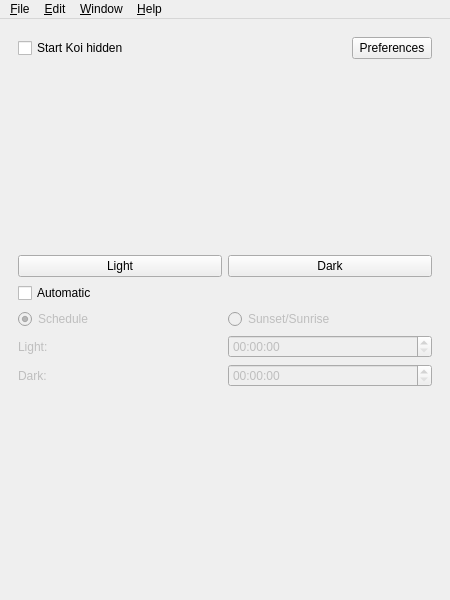
First picture: the form in src/ui/mainwindow.ui, repository baduhai/Koi, before the edit.
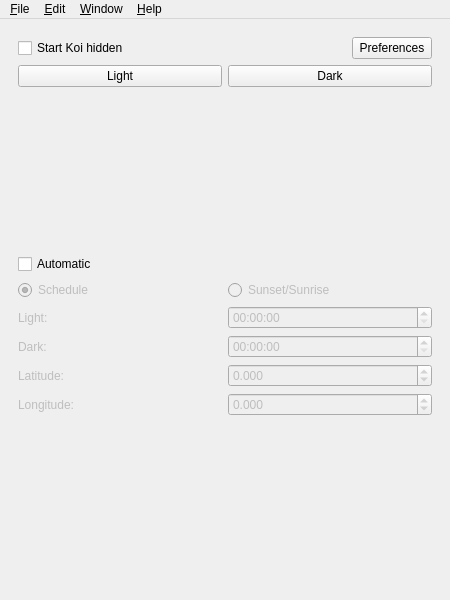
Second picture: the form after the edit. Icons and pictures are not drawn. Custom widgets are drawn as their Qt base class.

Commit message: Prepare GUI for sunrise/set schedule

Patch:
```diff
--- a/src/ui/mainwindow.ui
+++ b/src/ui/mainwindow.ui
@@ -19,73 +19,16 @@
   </property>
   <widget class="QWidget" name="centralwidget">
    <layout class="QGridLayout" name="gridLayout">
-    <item row="0" column="0">
+    <item row="2" column="0">
+     <widget class="KMessageWidget" name="resMsg"/>
+    </item>
+    <item row="1" column="0">
      <widget class="QStackedWidget" name="mainStack">
       <property name="currentIndex">
        <number>0</number>
       </property>
       <widget class="QWidget" name="mainPage">
        <layout class="QGridLayout" name="gridLayout_2">
-        <item row="6" column="0">
-         <layout class="QHBoxLayout" name="darkTime">
-          <item>
-           <widget class="QLabel" name="darkTimeLabel">
-            <property name="enabled">
-             <bool>false</bool>
-            </property>
-            <property name="text">
-             <string>Dark:</string>
-            </property>
-           </widget>
-          </item>
-          <item>
-           <widget class="QTimeEdit" name="darkTimeEdit">
-            <property name="enabled">
-             <bool>false</bool>
-            </property>
-           </widget>
-          </item>
-         </layout>
-        </item>
-        <item row="5" column="0">
-         <layout class="QHBoxLayout" name="lightTime">
-          <item>
-           <widget class="QLabel" name="lightTimeLabel">
-            <property name="enabled">
-             <bool>false</bool>
-            </property>
-            <property name="text">
-             <string>Light:</string>
-            </property>
-           </widget>
-          </item>
-          <item>
-           <widget class="QTimeEdit" name="lightTimeEdit">
-            <property name="enabled">
-             <bool>false</bool>
-            </property>
-           </widget>
-          </item>
-         </layout>
-        </item>
-        <item row="2" column="0">
-         <layout class="QHBoxLayout" name="lightDarkBtns">
-          <item>
-           <widget class="QPushButton" name="lightBtn">
-            <property name="text">
-             <string>Light</string>
-            </property>
-           </widget>
-          </item>
-          <item>
-           <widget class="QPushButton" name="darkBtn">
-            <property name="text">
-             <string>Dark</string>
-            </property>
-           </widget>
-          </item>
-         </layout>
-        </item>
         <item row="4" column="0">
          <layout class="QHBoxLayout" name="radioBtns">
           <item>
@@ -113,12 +56,48 @@
              <string>Sunset/Sunrise</string>
             </property>
             <property name="checkable">
+             <bool>true</bool>
+            </property>
+            <property name="checked">
              <bool>false</bool>
             </property>
            </widget>
           </item>
          </layout>
         </item>
+        <item row="8" column="0">
+         <layout class="QHBoxLayout" name="latitude">
+          <item>
+           <widget class="QLabel" name="latitudeLabel">
+            <property name="enabled">
+             <bool>false</bool>
+            </property>
+            <property name="text">
+             <string>Latitude:</string>
+            </property>
+           </widget>
+          </item>
+          <item>
+           <widget class="QDoubleSpinBox" name="latitudeDSB">
+            <property name="enabled">
+             <bool>false</bool>
+            </property>
+            <property name="decimals">
+             <number>3</number>
+            </property>
+            <property name="minimum">
+             <double>-90.000000000000000</double>
+            </property>
+            <property name="maximum">
+             <double>90.000000000000000</double>
+            </property>
+            <property name="singleStep">
+             <double>0.050000000000000</double>
+            </property>
+           </widget>
+          </item>
+         </layout>
+        </item>
         <item row="0" column="0">
          <layout class="QHBoxLayout" name="topSettings">
           <item>
@@ -150,19 +129,91 @@
           </item>
          </layout>
         </item>
-        <item row="1" column="0">
-         <spacer name="topVerSpacer">
+        <item row="5" column="0">
+         <layout class="QHBoxLayout" name="lightTime">
+          <item>
+           <widget class="QLabel" name="lightTimeLabel">
+            <property name="enabled">
+             <bool>false</bool>
+            </property>
+            <property name="text">
+             <string>Light:</string>
+            </property>
+           </widget>
+          </item>
+          <item>
+           <widget class="QTimeEdit" name="lightTimeEdit">
+            <property name="enabled">
+             <bool>false</bool>
+            </property>
+           </widget>
+          </item>
+         </layout>
+        </item>
+        <item row="10" column="0">
+         <layout class="QHBoxLayout" name="longitude">
+          <item>
+           <widget class="QLabel" name="longitudeLabel">
+            <property name="enabled">
+             <bool>false</bool>
+            </property>
+            <property name="text">
+             <string>Longitude:</string>
+            </property>
+           </widget>
+          </item>
+          <item>
+           <widget class="QDoubleSpinBox" name="longitudeDSB">
+            <property name="enabled">
+             <bool>false</bool>
+            </property>
+            <property name="decimals">
+             <number>3</number>
+            </property>
+            <property name="minimum">
+             <double>-180.000000000000000</double>
+            </property>
+            <property name="maximum">
+             <double>180.000000000000000</double>
+            </property>
+            <property name="singleStep">
+             <double>0.050000000000000</double>
+            </property>
+           </widget>
+          </item>
+         </layout>
+        </item>
+        <item row="11" column="0">
+         <spacer name="verticalSpacer">
           <property name="orientation">
            <enum>Qt::Vertical</enum>
           </property>
           <property name="sizeHint" stdset="0">
            <size>
             <width>20</width>
-            <height>165</height>
+            <height>40</height>
            </size>
           </property>
          </spacer>
         </item>
+        <item row="1" column="0">
+         <layout class="QHBoxLayout" name="lightDarkBtns">
+          <item>
+           <widget class="QPushButton" name="lightBtn">
+            <property name="text">
+             <string>Light</string>
+            </property>
+           </widget>
+          </item>
+          <item>
+           <widget class="QPushButton" name="darkBtn">
+            <property name="text">
+             <string>Dark</string>
+            </property>
+           </widget>
+          </item>
+         </layout>
+        </item>
         <item row="3" column="0">
          <widget class="QCheckBox" name="autoCheckBox">
           <property name="text">
@@ -173,15 +224,36 @@
           </property>
          </widget>
         </item>
-        <item row="7" column="0">
-         <spacer name="bottomVerSpacer">
+        <item row="6" column="0">
+         <layout class="QHBoxLayout" name="darkTime">
+          <item>
+           <widget class="QLabel" name="darkTimeLabel">
+            <property name="enabled">
+             <bool>false</bool>
+            </property>
+            <property name="text">
+             <string>Dark:</string>
+            </property>
+           </widget>
+          </item>
+          <item>
+           <widget class="QTimeEdit" name="darkTimeEdit">
+            <property name="enabled">
+             <bool>false</bool>
+            </property>
+           </widget>
+          </item>
+         </layout>
+        </item>
+        <item row="2" column="0">
+         <spacer name="verticalSpacer_2">
           <property name="orientation">
            <enum>Qt::Vertical</enum>
           </property>
           <property name="sizeHint" stdset="0">
            <size>
-            <width>78</width>
-            <height>164</height>
+            <width>20</width>
+            <height>40</height>
            </size>
           </property>
          </spacer>
```
Left out of the diff: 9 changed lines with no effect on the pictures. The commit also changes 2 other files.
